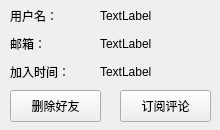
gaoxiaojun/delicacymap, file deliciousClient/user.ui: the form before one commit.
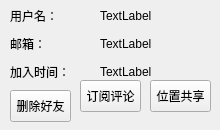
The form after the commit.

```diff
--- a/deliciousClient/user.ui
+++ b/deliciousClient/user.ui
@@ -18,7 +18,7 @@
     <rect>
      <x>10</x>
      <y>90</y>
-     <width>91</width>
+     <width>61</width>
      <height>32</height>
     </rect>
    </property>
@@ -29,9 +29,9 @@
   <widget class="QPushButton" name="addComment_Button">
    <property name="geometry">
     <rect>
-     <x>120</x>
-     <y>90</y>
-     <width>91</width>
+     <x>80</x>
+     <y>80</y>
+     <width>61</width>
      <height>32</height>
     </rect>
    </property>
@@ -117,6 +117,19 @@
     <string>TextLabel</string>
    </property>
   </widget>
+  <widget class="QPushButton" name="locationShare_Button">
+   <property name="geometry">
+    <rect>
+     <x>150</x>
+     <y>80</y>
+     <width>61</width>
+     <height>32</height>
+    </rect>
+   </property>
+   <property name="text">
+    <string>位置共享</string>
+   </property>
+  </widget>
  </widget>
  <layoutdefault spacing="6" margin="11"/>
  <resources/>
```
